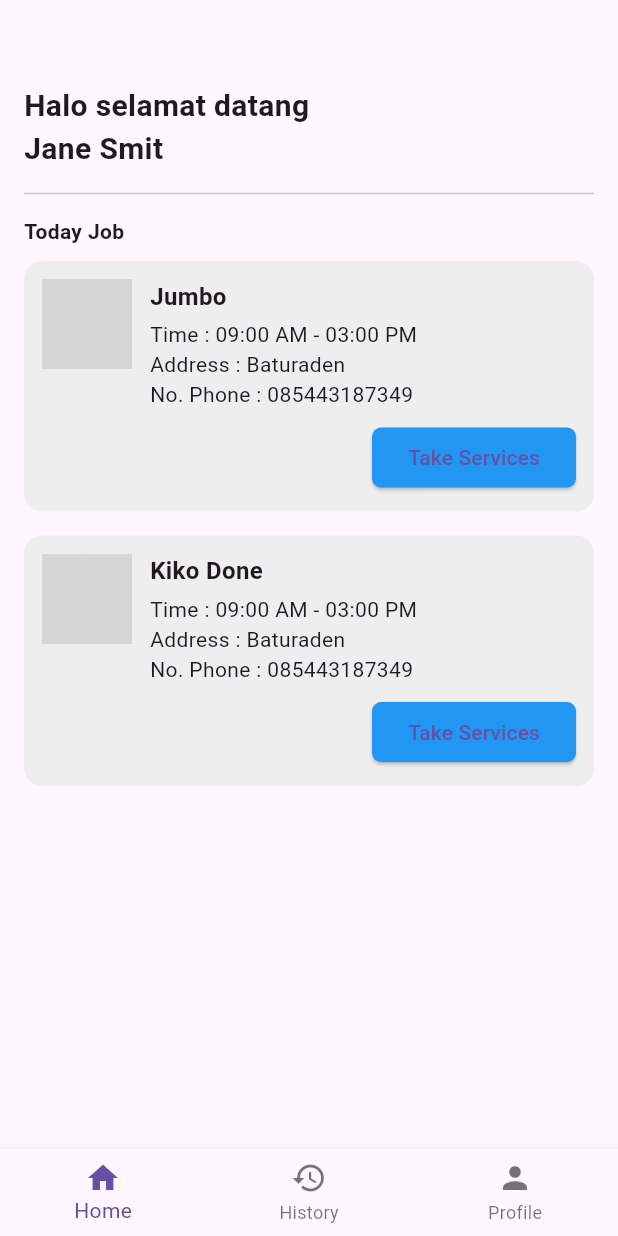
After one commit to rhmaw/plumbing-services-lanjutan, a Flutter app: the WorkerHomeScreen screen opened directly, after a tap on "Take Services", on a phone screen of 412 x 824 dp. The commit adds this screen. Run offline on Flutter 3.47's test engine with Material 3 defaults, Android fonts, the phone set to English and light mode, and no system bars; our stand-ins replace shared_preferences; missing offline and left inert: flutter_application_1; accounts and stored records are empty; network calls fail; grey boxes are pictures that could not be loaded.

Commit message:
worker_home_screen Fixes #39

```diff
--- a/lib/user/user_home_screen.dart
+++ b/lib/screens/user/user_home_screen.dart
@@ -3,8 +3,8 @@ import 'package:flutter_application_1/constants.dart';
 import 'package:http/http.dart' as http;
 import 'package:shared_preferences/shared_preferences.dart';
 import 'dart:convert';
-import 'booking_screen.dart';
-import '../../../widget/user_bottom_nav.dart';
+import '../../user/booking_screen.dart';
+import '../../../../widget/user_bottom_nav.dart';
 
 class UserHomeScreen extends StatefulWidget {
   const UserHomeScreen({super.key});
--- /dev/null
+++ b/lib/screens/worker/worker_home_screen.dart
@@ -0,0 +1,148 @@
+import 'package:flutter/material.dart';
+// import 'take_services_screen.dart';
+// import 'job_history_screen.dart';
+// import 'user/user_profile_screen.dart';
+
+class WorkerHomeScreen extends StatelessWidget {
+  final int currentIndex;
+  const WorkerHomeScreen({super.key, this.currentIndex = 0});
+
+  @override
+  Widget build(BuildContext context) {
+    List<Map<String, String>> jobs = [
+      {
+        'name': 'Jumbo',
+        'image': 'https://randomuser.me/api/portraits/women/1.jpg',
+        'time': '09:00 AM - 03:00 PM',
+        'address': 'Baturaden',
+        'phone': '085443187349'
+      },
+      {
+        'name': 'Kiko Done',
+        'image': 'https://randomuser.me/api/portraits/men/1.jpg',
+        'time': '09:00 AM - 03:00 PM',
+        'address': 'Baturaden',
+        'phone': '085443187349'
+      },
+    ];
+
+    return Scaffold(
+      appBar: AppBar(
+        automaticallyImplyLeading: false,
+        title: const Text(''),
+        backgroundColor: Colors.transparent,
+        elevation: 0,
+      ),
+      body: Padding(
+        padding: const EdgeInsets.symmetric(horizontal: 16),
+        child: Column(
+          crossAxisAlignment: CrossAxisAlignment.start,
+          children: [
+            const Text(
+              'Halo selamat datang\nJane Smit',
+              style: TextStyle(fontSize: 20, fontWeight: FontWeight.bold),
+            ),
+            const Divider(height: 30),
+            const Text(
+              'Today Job',
+              style: TextStyle(fontWeight: FontWeight.bold),
+            ),
+            const SizedBox(height: 10),
+            Expanded(
+              child: ListView.builder(
+                itemCount: jobs.length,
+                itemBuilder: (context, index) {
+                  final job = jobs[index];
+                  return Container(
+                    margin: const EdgeInsets.only(bottom: 16),
+                    padding: const EdgeInsets.all(12),
+                    decoration: BoxDecoration(
+                      color: Colors.grey[200],
+                      borderRadius: BorderRadius.circular(12),
+                    ),
+                    child: Row(
+                      crossAxisAlignment: CrossAxisAlignment.start,
+                      children: [
+                        CircleAvatar(
+                          radius: 30,
+                          backgroundImage: NetworkImage(job['image']!),
+                        ),
+                        const SizedBox(width: 12),
+                        Expanded(
+                          child: Column(
+                            crossAxisAlignment: CrossAxisAlignment.start,
+                            children: [
+                              Text(
+                                job['name']!,
+                                style: const TextStyle(
+                                  fontWeight: FontWeight.bold,
+                                  fontSize: 16,
+                                ),
+                              ),
+                              const SizedBox(height: 4),
+                              Text('Time : ${job['time']}'),
+                              Text('Address : ${job['address']}'),
+                              Text('No. Phone : ${job['phone']}'),
+                              const SizedBox(height: 8),
+                              Align(
+                                alignment: Alignment.bottomRight,
+                                child: ElevatedButton(
+                                  onPressed: () {
+                                    // Navigator.push(
+                                    //   context,
+                                    //   MaterialPageRoute(
+                                    //     builder: (_) => const TakeServicesScreen(),
+                                    //   ),
+                                    // );
+                                  },
+                                  style: ElevatedButton.styleFrom(
+                                    backgroundColor: Colors.blue,
+                                    shape: RoundedRectangleBorder(
+                                      borderRadius: BorderRadius.circular(6),
+                                    ),
+                                  ),
+                                  child: const Text('Take Services'),
+                                ),
+                              ),
+                            ],
+                          ),
+                        )
+                      ],
+                    ),
+                  );
+                },
+              ),
+            ),
+          ],
+        ),
+      ),
+      bottomNavigationBar: BottomNavigationBar(
+        currentIndex: currentIndex,
+        onTap: (index) {
+          if (index == currentIndex) return;
+          if (index == 0) {
+            Navigator.pushReplacement(
+              context,
+              MaterialPageRoute(builder: (_) => const WorkerHomeScreen()),
+            );
+          } else if (index == 1) {
+            // Navigator.pushReplacement(
+            //   context,
+            //   MaterialPageRoute(builder: (_) => const JobHistoryScreen()),
+            // );
+          } else if (index == 2) {
+            // Navigator.pushReplacement(
+            //   context,
+            //   MaterialPageRoute(builder: (_) => const ProfileScreen()),
+            // );
+          }
+        },
+        items: const [
+          BottomNavigationBarItem(icon: Icon(Icons.home), label: 'Home'),
+          BottomNavigationBarItem(icon: Icon(Icons.history), label: 'History'),
+          BottomNavigationBarItem(icon: Icon(Icons.person), label: 'Profile'),
+        ],
+      ),
+    );
+  }
+}
```
